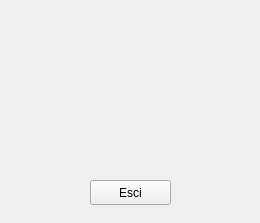
This is server/server.ui in gianluca-amprimo/pds-project as Qt 5 draws it before an edit. The edited form follows.
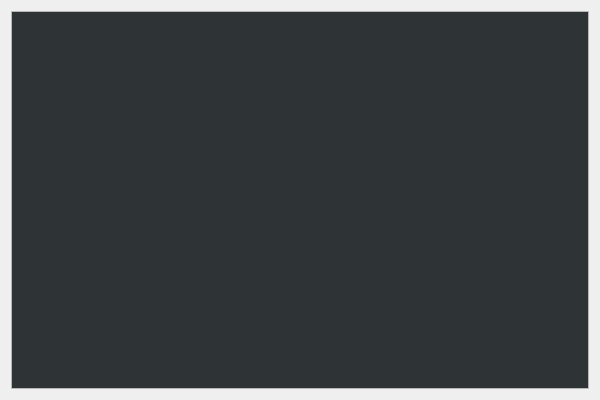
This is the edited form.

Commit message: server console-mode; static port: 4848

Diff of the .ui file:
```diff
--- a/server/server.ui
+++ b/server/server.ui
@@ -6,48 +6,182 @@
    <rect>
     <x>0</x>
     <y>0</y>
-    <width>260</width>
-    <height>223</height>
+    <width>600</width>
+    <height>400</height>
    </rect>
   </property>
   <property name="windowTitle">
    <string>Dialog</string>
   </property>
-  <widget class="QLabel" name="stato">
-   <property name="geometry">
-    <rect>
-     <x>10</x>
-     <y>10</y>
-     <width>231</width>
-     <height>151</height>
-    </rect>
-   </property>
-   <property name="text">
-    <string/>
-   </property>
-   <property name="alignment">
-    <set>Qt::AlignLeading|Qt::AlignLeft|Qt::AlignVCenter</set>
-   </property>
-   <property name="textInteractionFlags">
-    <set>Qt::TextBrowserInteraction</set>
-   </property>
-  </widget>
-  <widget class="QPushButton" name="esci">
-   <property name="geometry">
-    <rect>
-     <x>90</x>
-     <y>180</y>
-     <width>81</width>
-     <height>25</height>
-    </rect>
-   </property>
-   <property name="text">
-    <string>Esci</string>
-   </property>
-   <property name="autoDefault">
-    <bool>false</bool>
-   </property>
-  </widget>
+  <layout class="QGridLayout" name="gridLayout">
+   <item row="0" column="0">
+    <layout class="QHBoxLayout" name="centralLayout">
+     <item>
+      <widget class="QTextEdit" name="console">
+       <property name="palette">
+        <palette>
+         <active>
+          <colorrole role="Text">
+           <brush brushstyle="SolidPattern">
+            <color alpha="255">
+             <red>243</red>
+             <green>243</green>
+             <blue>243</blue>
+            </color>
+           </brush>
+          </colorrole>
+          <colorrole role="Base">
+           <brush brushstyle="SolidPattern">
+            <color alpha="255">
+             <red>46</red>
+             <green>52</green>
+             <blue>54</blue>
+            </color>
+           </brush>
+          </colorrole>
+          <colorrole role="Highlight">
+           <brush brushstyle="SolidPattern">
+            <color alpha="255">
+             <red>78</red>
+             <green>154</green>
+             <blue>6</blue>
+            </color>
+           </brush>
+          </colorrole>
+          <colorrole role="HighlightedText">
+           <brush brushstyle="SolidPattern">
+            <color alpha="255">
+             <red>243</red>
+             <green>243</green>
+             <blue>243</blue>
+            </color>
+           </brush>
+          </colorrole>
+          <colorrole role="PlaceholderText">
+           <brush brushstyle="SolidPattern">
+            <color alpha="128">
+             <red>243</red>
+             <green>243</green>
+             <blue>243</blue>
+            </color>
+           </brush>
+          </colorrole>
+         </active>
+         <inactive>
+          <colorrole role="Text">
+           <brush brushstyle="SolidPattern">
+            <color alpha="255">
+             <red>243</red>
+             <green>243</green>
+             <blue>243</blue>
+            </color>
+           </brush>
+          </colorrole>
+          <colorrole role="Base">
+           <brush brushstyle="SolidPattern">
+            <color alpha="255">
+             <red>46</red>
+             <green>52</green>
+             <blue>54</blue>
+            </color>
+           </brush>
+          </colorrole>
+          <colorrole role="Highlight">
+           <brush brushstyle="SolidPattern">
+            <color alpha="255">
+             <red>78</red>
+             <green>154</green>
+             <blue>6</blue>
+            </color>
+           </brush>
+          </colorrole>
+          <colorrole role="HighlightedText">
+           <brush brushstyle="SolidPattern">
+            <color alpha="255">
+             <red>243</red>
+             <green>243</green>
+             <blue>243</blue>
+            </color>
+           </brush>
+          </colorrole>
+          <colorrole role="PlaceholderText">
+           <brush brushstyle="SolidPattern">
+            <color alpha="128">
+             <red>243</red>
+             <green>243</green>
+             <blue>243</blue>
+            </color>
+           </brush>
+          </colorrole>
+         </inactive>
+         <disabled>
+          <colorrole role="Text">
+           <brush brushstyle="SolidPattern">
+            <color alpha="255">
+             <red>190</red>
+             <green>190</green>
+             <blue>190</blue>
+            </color>
+           </brush>
+          </colorrole>
+          <colorrole role="Base">
+           <brush brushstyle="SolidPattern">
+            <color alpha="255">
+             <red>239</red>
+             <green>239</green>
+             <blue>239</blue>
+            </color>
+           </brush>
+          </colorrole>
+          <colorrole role="Highlight">
+           <brush brushstyle="SolidPattern">
+            <color alpha="255">
+             <red>145</red>
+             <green>145</green>
+             <blue>145</blue>
+            </color>
+           </brush>
+          </colorrole>
+          <colorrole role="HighlightedText">
+           <brush brushstyle="SolidPattern">
+            <color alpha="255">
+             <red>243</red>
+             <green>243</green>
+             <blue>243</blue>
+            </color>
+           </brush>
+          </colorrole>
+          <colorrole role="PlaceholderText">
+           <brush brushstyle="SolidPattern">
+            <color alpha="128">
+             <red>0</red>
+             <green>0</green>
+             <blue>0</blue>
+            </color>
+           </brush>
+          </colorrole>
+         </disabled>
+        </palette>
+       </property>
+       <property name="font">
+        <font>
+         <family>Fira Mono</family>
+        </font>
+       </property>
+       <property name="undoRedoEnabled">
+        <bool>false</bool>
+       </property>
+       <property name="readOnly">
+        <bool>true</bool>
+       </property>
+       <property name="textInteractionFlags">
+        <set>Qt::TextBrowserInteraction</set>
+       </property>
+      </widget>
+     </item>
+    </layout>
+   </item>
+  </layout>
  </widget>
  <resources/>
  <connections/>
```
The commit also changes 3 other files.
